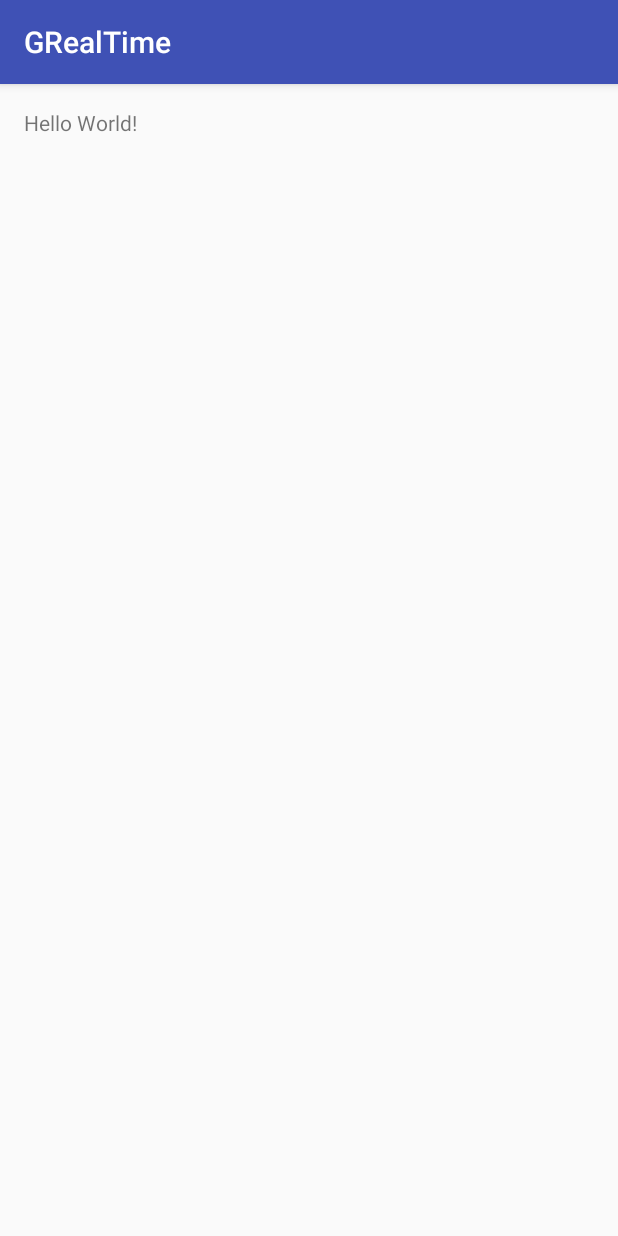
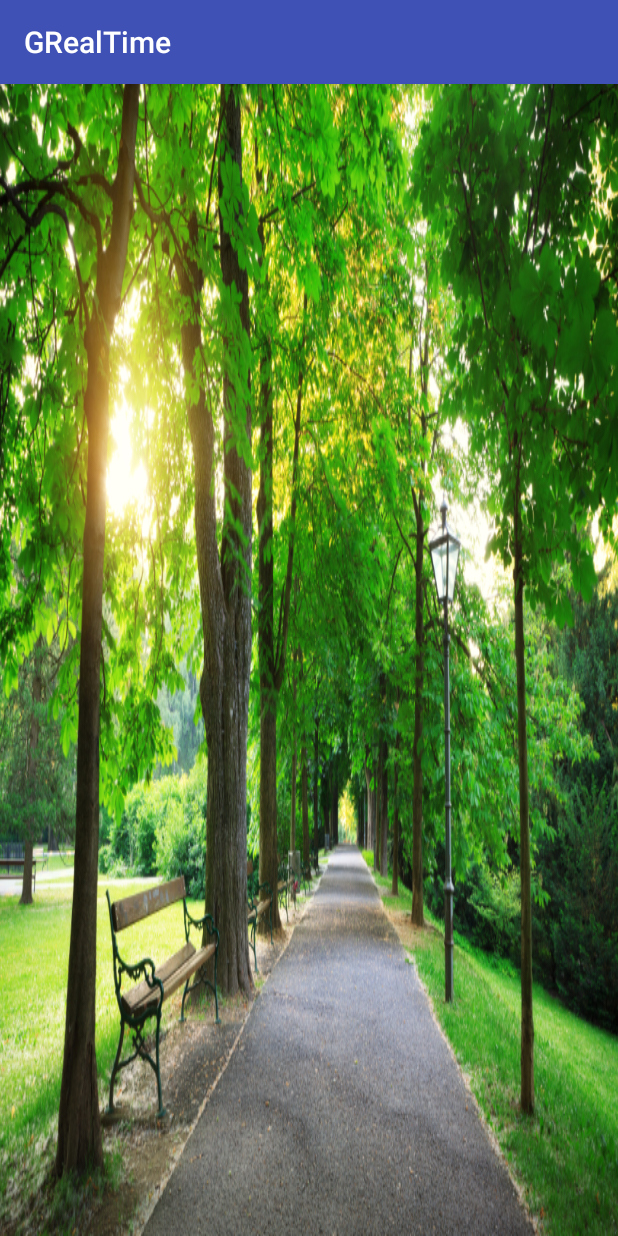
Before and after one commit to juliexue/GRealTime, an Android app: the screen it shows after launch (MainActivity), on a phone screen of 412 x 824 dp. Run offline under Robolectric (Android 15) with nearby library versions, the phone set to English and light mode, and no system bars.

Commit message:
add background picture

```diff
--- a/app/src/main/res/layout/activity_main.xml
+++ b/app/src/main/res/layout/activity_main.xml
@@ -4,8 +4,7 @@
     android:layout_height="match_parent" android:paddingLeft="@dimen/activity_horizontal_margin"
     android:paddingRight="@dimen/activity_horizontal_margin"
     android:paddingTop="@dimen/activity_vertical_margin"
-    android:paddingBottom="@dimen/activity_vertical_margin" tools:context=".MainActivity">
-
-    <TextView android:text="Hello World!" android:layout_width="wrap_content"
-        android:layout_height="wrap_content" />
+    android:paddingBottom="@dimen/activity_vertical_margin"
+    android:background="@drawable/background"
+    tools:context=".MainActivity">
 </RelativeLayout>
```
Also changed, not shown: app/src/main/res/drawable/background.jpg (added).
